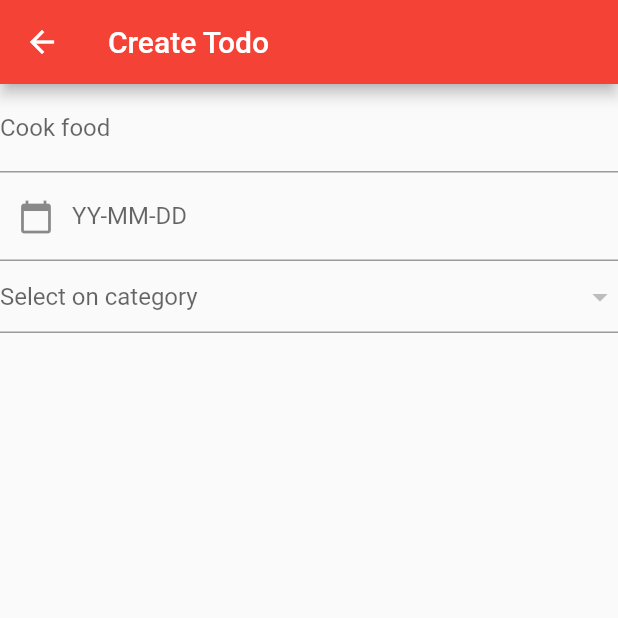
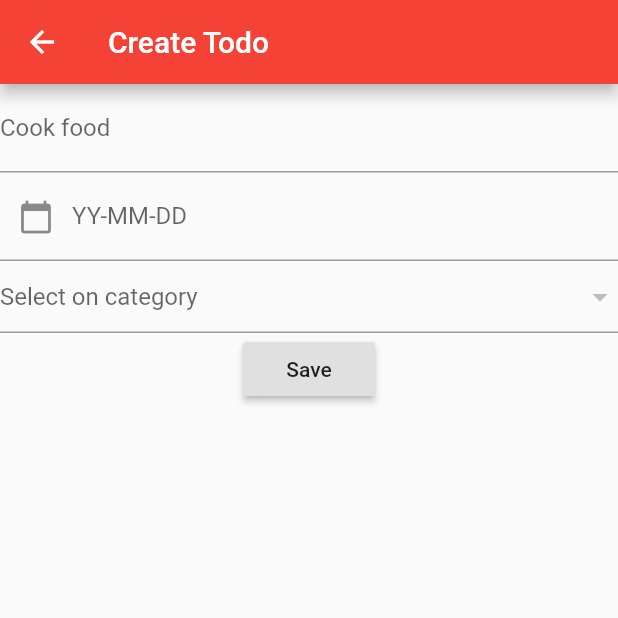
Before and after one commit to ungsochea/flutter_todo_learn, a Flutter app: the TodoScreen screen opened directly, on a phone screen of 412 x 824 dp, the top half of it. Run offline on Flutter 3.47's test engine with Material 2 defaults, Android fonts, the phone set to English and light mode, and no system bars; our stand-ins replace sqflite; accounts and stored records are empty.

```diff
--- a/lib/screens/todo_screen.dart
+++ b/lib/screens/todo_screen.dart
@@ -1,4 +1,6 @@
 import 'package:flutter/material.dart';
+import 'package:fluttertodolearning/services/category_service.dart';
+import 'package:intl/intl.dart';
 
 class TodoScreen extends StatefulWidget {
   @override
@@ -6,13 +8,39 @@ class TodoScreen extends StatefulWidget {
 }
 
 class _TodoScreenState extends State<TodoScreen> {
+
   var _todoTitle = TextEditingController();
+  var _todDate = TextEditingController();
+  var _categories = List<DropdownMenuItem>();
+  var _selectedValue;
 
-  var _todDate = TextEditingController();
+  @override
+  void initState(){
+    super.initState();
+    _loadCategories();
+  }
 
-  var _categories = List<DropdownMenuItem>();
+  _loadCategories() async{
+    var _categoryService = CategoryService();
+    var categories = await _categoryService.getCategories();
+    categories.forEach((category){
+      setState(() {
+        _categories.add(DropdownMenuItem(child: Text(category['name']),value:category['name'] ,));
+      });
+    });
+  }
 
-  var _selectedValue;
+  DateTime _date = DateTime.now();
+  _selectTodoData(BuildContext context) async{
+  var _pickedDate = await showDatePicker(context: context, initialDate: _date, firstDate: DateTime(2000), lastDate: DateTime(2099));
+  if(_pickedDate != null){
+    setState(() {
+      _date = _pickedDate;
+      _todDate.text = DateFormat('yyyy-MM-dd').format(_pickedDate);
+    });
+
+  }
+  }
 
   @override
   Widget build(BuildContext context) {
@@ -34,7 +62,12 @@ class _TodoScreenState extends State<TodoScreen> {
             decoration: InputDecoration(
               hintText: 'YY-MM-DD',
               labelText: 'YY-MM-DD',
-              prefixIcon: Icon(Icons.calendar_today)
+              prefixIcon: InkWell(
+                onTap: (){
+                  _selectTodoData(context);
+                },
+                  child: Icon(Icons.calendar_today)
+              )
             ),
           ),
           DropdownButtonFormField(
@@ -42,8 +75,16 @@ class _TodoScreenState extends State<TodoScreen> {
             items: _categories,
             hint: Text('Select on category'),
             onChanged: (value){
+              setState(() {
+                _selectedValue = value;
+              });
+            },
+          ),
+          RaisedButton(
+            onPressed: (){
 
             },
+            child: Text('Save'),
           )
         ],
       ),
--- a/pubspec.yaml
+++ b/pubspec.yaml
@@ -25,6 +25,7 @@ dependencies:
     sdk: flutter
   sqflite: ^1.3.0
   path_provider: ^1.6.8
+  intl: ^0.16.1
 
   # The following adds the Cupertino Icons font to your application.
   # Use with the CupertinoIcons class for iOS style icons.
```
Also changed, not shown: pubspec.lock.
